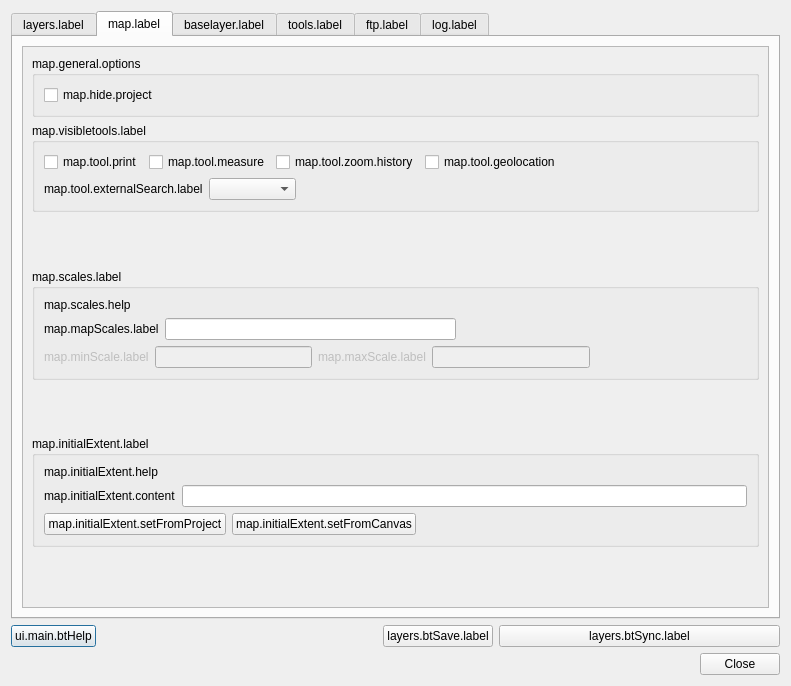
First picture: the form in ui_lizmap.ui, repository 3liz/lizmap-plugin, before the edit.
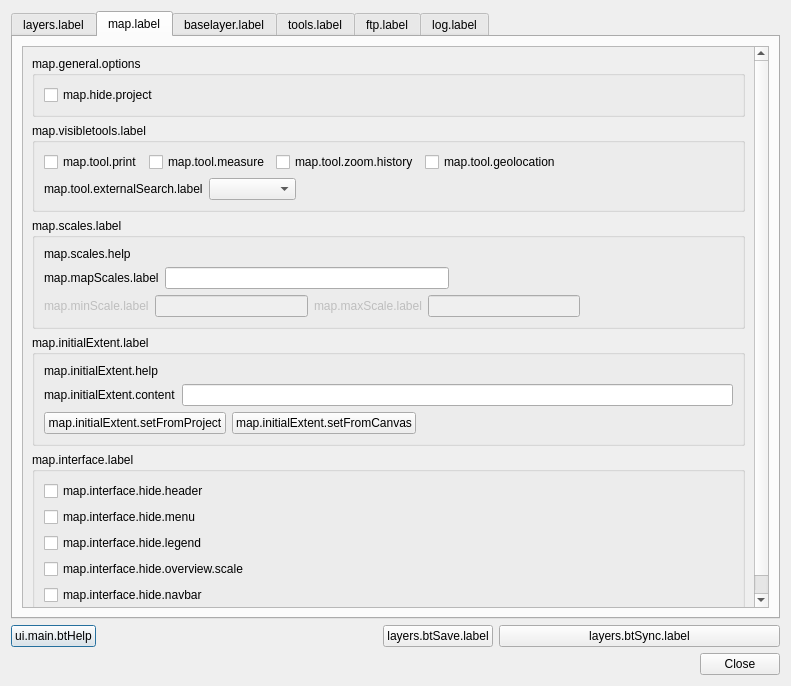
Second picture: the form after the edit. The open tabs and pages were chosen to show the change.

Commit message: Map - add options to hide some interface items

Diff of the .ui file:
```diff
--- a/ui_lizmap.ui
+++ b/ui_lizmap.ui
@@ -564,9 +564,9 @@
           <property name="geometry">
            <rect>
             <x>0</x>
-            <y>0</y>
-            <width>749</width>
-            <height>547</height>
+            <y>-82</y>
+            <width>733</width>
+            <height>629</height>
            </rect>
           </property>
           <layout class="QVBoxLayout" name="verticalLayout_3">
@@ -917,6 +917,50 @@
              </property>
             </spacer>
            </item>
+           <item>
+            <widget class="QGroupBox" name="gb_interface">
+             <property name="title">
+              <string>map.interface.label</string>
+             </property>
+             <layout class="QVBoxLayout" name="verticalLayout_18">
+              <item>
+               <widget class="QCheckBox" name="cbHideHeader">
+                <property name="text">
+                 <string>map.interface.hide.header</string>
+                </property>
+               </widget>
+              </item>
+              <item>
+               <widget class="QCheckBox" name="cbHideMenu">
+                <property name="text">
+                 <string>map.interface.hide.menu</string>
+                </property>
+               </widget>
+              </item>
+              <item>
+               <widget class="QCheckBox" name="cbHideLegend">
+                <property name="text">
+                 <string>map.interface.hide.legend</string>
+                </property>
+               </widget>
+              </item>
+              <item>
+               <widget class="QCheckBox" name="cbHideOverview">
+                <property name="text">
+                 <string>map.interface.hide.overview.scale</string>
+                </property>
+               </widget>
+              </item>
+              <item>
+               <widget class="QCheckBox" name="cbHideNavbar">
+                <property name="text">
+                 <string>map.interface.hide.navbar</string>
+                </property>
+               </widget>
+              </item>
+             </layout>
+            </widget>
+           </item>
           </layout>
          </widget>
         </widget>
```
Left out of the diff: 9 changed lines with no effect on the pictures. The commit also changes 10 other files.
